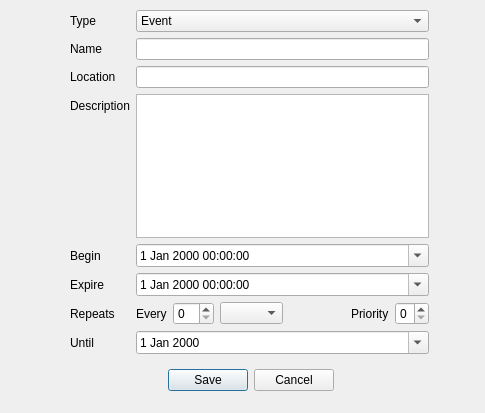
This is View/taskform.ui in Mariagrazia98/Applicazione-Calendario-e-To-Do-List as Qt 5 draws it before an edit. The edited form follows.
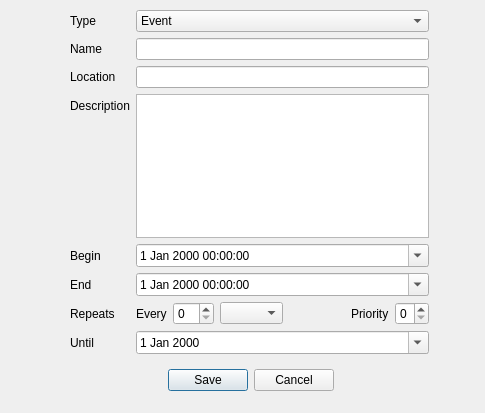
This is the edited form.

```diff
--- a/View/taskform.ui
+++ b/View/taskform.ui
@@ -123,7 +123,7 @@
     <item row="6" column="0">
      <widget class="QLabel" name="expireLabel">
       <property name="text">
-       <string>Expire</string>
+       <string>End</string>
       </property>
      </widget>
     </item>
```
Left out of the diff: 14 changed lines with no effect on the pictures.
